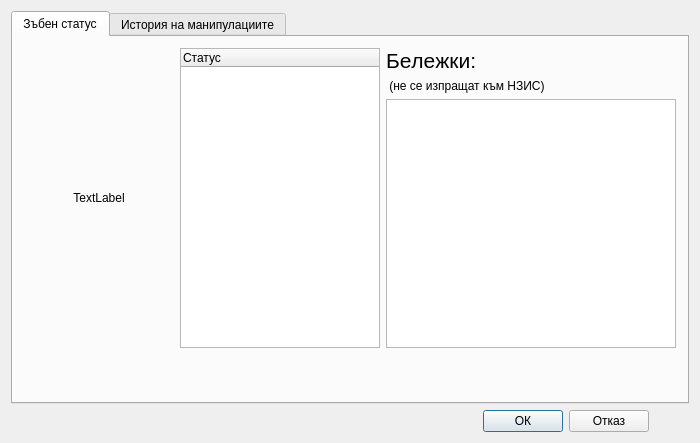
Qt form src/View/Widgets/DetailedStatus.ui (thefinalcutbg/DinoDent) before a commit.
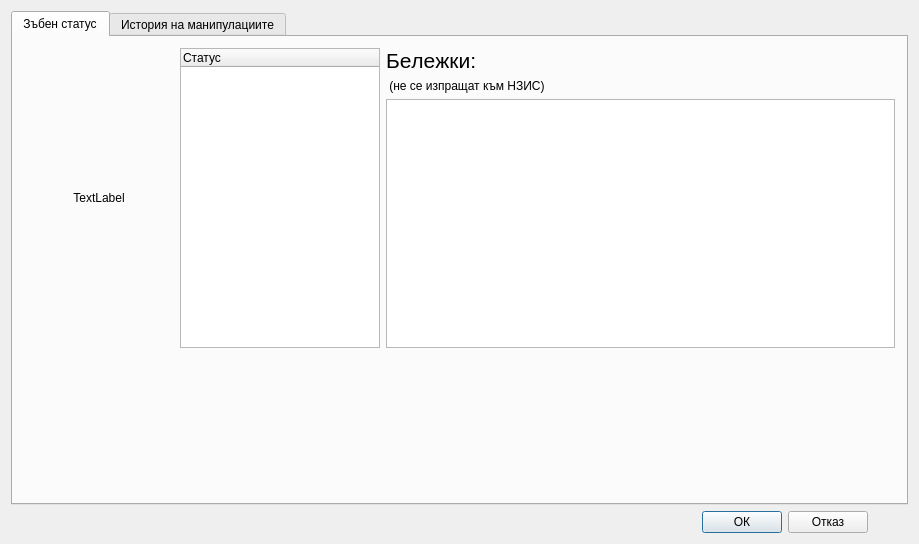
The same form after that commit. Custom widgets are drawn as their Qt base class.

Patch:
```diff
--- a/src/View/Widgets/DetailedStatus.ui
+++ b/src/View/Widgets/DetailedStatus.ui
@@ -6,8 +6,8 @@
    <rect>
     <x>0</x>
     <y>0</y>
-    <width>700</width>
-    <height>443</height>
+    <width>919</width>
+    <height>544</height>
    </rect>
   </property>
   <property name="minimumSize">
```
